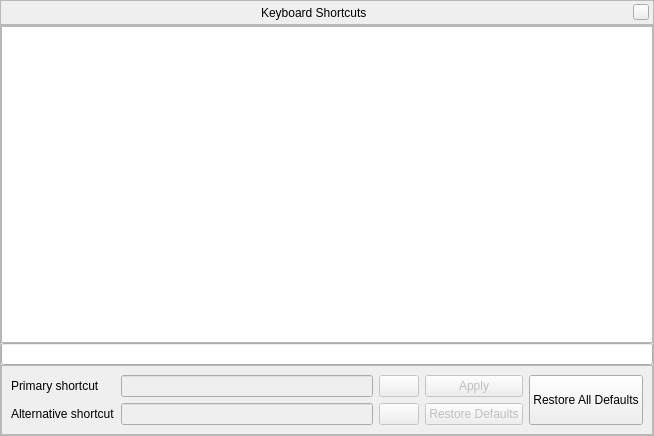
The window that src/gui/shortcutsDialog.ui (519984307/stellarium_src) describes before a commit, drawn with Qt 5.
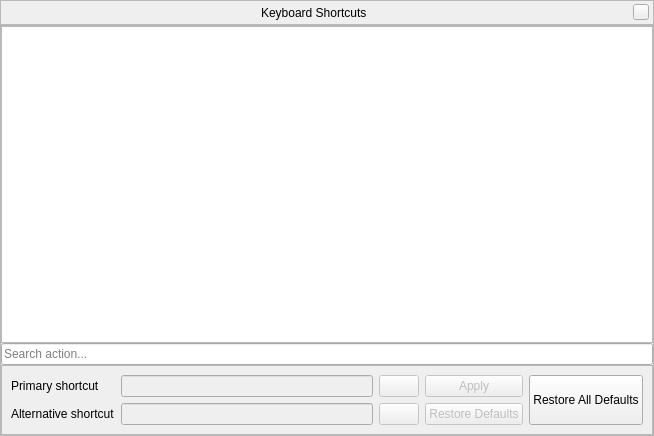
The same window after the commit. Icons and pictures are not drawn. Custom widgets are drawn as their Qt base class.

Commit message: [SUG] Updated User Guide + cosmetic fixes in the GUI

```diff
--- a/src/gui/shortcutsDialog.ui
+++ b/src/gui/shortcutsDialog.ui
@@ -164,7 +164,11 @@
        </widget>
       </item>
       <item>
-       <widget class="QLineEdit" name="lineEditSearch"/>
+       <widget class="QLineEdit" name="lineEditSearch">
+        <property name="placeholderText">
+         <string>Search action...</string>
+        </property>
+       </widget>
       </item>
       <item>
        <widget class="QFrame" name="editFrame">
```
The commit also changes 4 other files.
